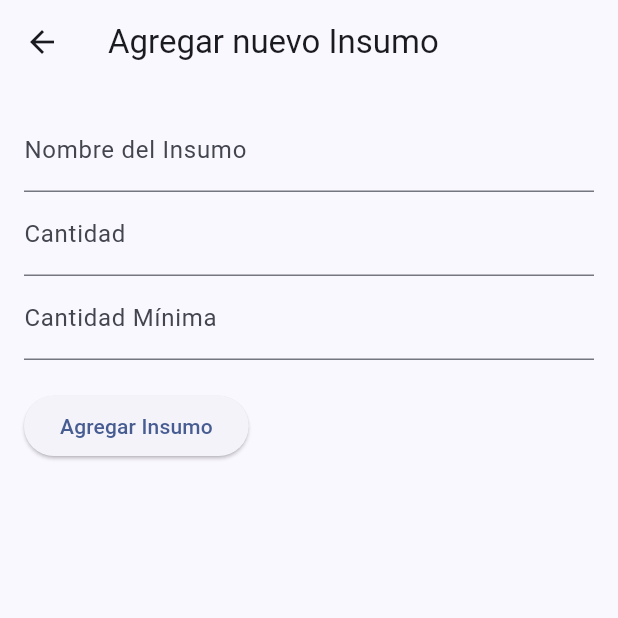
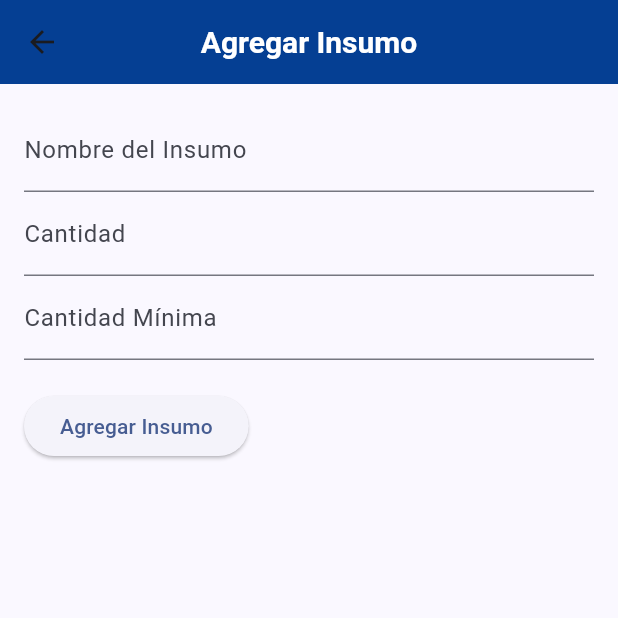
Before and after one commit to ManuelETR/baja_app_final, a Flutter app: the AddProductForm screen opened directly with empty values, on a phone screen of 412 x 824 dp, the top half of it. Run offline on Flutter 3.47's test engine with Material 3 defaults, Android fonts, the phone set to English and light mode, and no system bars; our stand-ins replace cloud_firestore, firebase_core, logger; accounts and stored records are empty.

Commit message:
Colorbackground

```diff
--- a/lib/widgets/generales/add_product_form.dart
+++ b/lib/widgets/generales/add_product_form.dart
@@ -17,8 +17,12 @@ class AddProductForm extends StatelessWidget {
     final TextEditingController minQuantityController = TextEditingController();
 
     return Scaffold(
-      appBar: AppBar(
-        title: const Text('Agregar nuevo Insumo'),
+      appBar: AppBar(centerTitle: true,
+        backgroundColor: const Color(0xFF053F93),
+        title: const Text(
+          'Agregar Insumo',
+          style: TextStyle(fontSize: 20, color: Colors.white, fontWeight: FontWeight.bold),
+        ),
       ),
       body: Padding(
         padding: const EdgeInsets.all(16.0),
```
